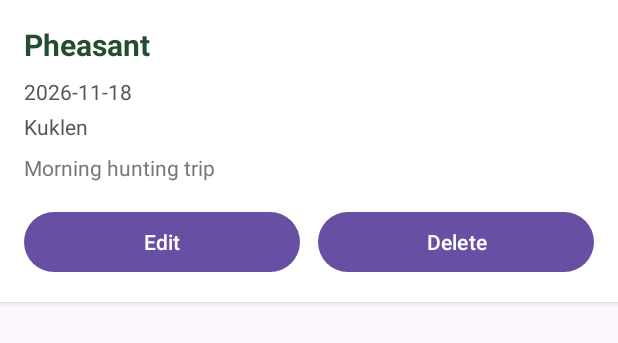
After one commit to taylyan/MobileApps2026-2401321045, an Android app: the layout item_hunting_trip.xml on its own in the app's theme, with its tools: preview values and no code run, on a phone screen of 412 x 824 dp. The commit adds this screen. Shown: the top 343 px of the screen. Run offline under Robolectric (Android 15) with nearby library versions, the phone set to English and light mode, and no system bars.

Commit message:
Journal with Room CRUD and delete

```diff
--- /dev/null
+++ b/app/src/main/res/layout/item_hunting_trip.xml
@@ -0,0 +1,72 @@
+<?xml version="1.0" encoding="utf-8"?>
+<LinearLayout
+    xmlns:android="http://schemas.android.com/apk/res/android"
+    android:layout_width="match_parent"
+    android:layout_height="wrap_content"
+    android:layout_marginBottom="12dp"
+    android:orientation="vertical"
+    android:padding="16dp"
+    android:background="#FFFFFF"
+    android:elevation="2dp">
+
+    <TextView
+        android:id="@+id/tvTripSpecies"
+        android:layout_width="match_parent"
+        android:layout_height="wrap_content"
+        android:text="Pheasant"
+        android:textColor="#234D32"
+        android:textSize="20sp"
+        android:textStyle="bold" />
+
+    <TextView
+        android:id="@+id/tvTripDate"
+        android:layout_width="match_parent"
+        android:layout_height="wrap_content"
+        android:text="2026-11-18"
+        android:textColor="#555555"
+        android:textSize="14sp"
+        android:layout_marginTop="8dp" />
+
+    <TextView
+        android:id="@+id/tvTripLocation"
+        android:layout_width="match_parent"
+        android:layout_height="wrap_content"
+        android:text="Kuklen"
+        android:textColor="#555555"
+        android:textSize="14sp"
+        android:layout_marginTop="4dp" />
+
+    <TextView
+        android:id="@+id/tvTripNotes"
+        android:layout_width="match_parent"
+        android:layout_height="wrap_content"
+        android:text="Morning hunting trip"
+        android:textColor="#777777"
+        android:textSize="14sp"
+        android:layout_marginTop="8dp" />
+
+    <LinearLayout
+        android:layout_width="match_parent"
+        android:layout_height="wrap_content"
+        android:orientation="horizontal"
+        android:layout_marginTop="16dp">
+
+        <Button
+            android:id="@+id/btnEditTrip"
+            android:layout_width="0dp"
+            android:layout_height="wrap_content"
+            android:layout_weight="1"
+            android:text="Edit" />
+
+        <Button
+            android:id="@+id/btnDeleteTrip"
+            android:layout_width="0dp"
+            android:layout_height="wrap_content"
+            android:layout_weight="1"
+            android:layout_marginStart="12dp"
+            android:text="Delete" />
+
+    </LinearLayout>
+
+
+</LinearLayout>
--- a/build.gradle.kts
+++ b/build.gradle.kts
@@ -2,4 +2,5 @@
 plugins {
     alias(libs.plugins.android.application) apply false
     id("com.google.gms.google-services") version "4.4.4" apply false
+    id("com.google.devtools.ksp") version "2.3.4" apply false
 }
```
Also changed, not shown: app/build.gradle.kts (+9 -0 lines), app/src/main/java/com/huntersstory/app/data/local/HunterDatabase.kt (added, +37 -0 lines), app/src/main/java/com/huntersstory/app/data/local/dao/HuntingTripDao.kt (added, +40 -0 lines), app/src/main/java/com/huntersstory/app/data/local/entity/HuntingTrip.kt (added, +17 -0 lines), app/src/main/java/com/huntersstory/app/data/repository/HuntingTripRepository.kt (added, +34 -0 lines), app/src/main/java/com/huntersstory/app/ui/journal/AddHuntActivity.kt (+50 -5 lines), app/src/main/java/com/huntersstory/app/ui/journal/HuntingTripAdapter.kt (added, +92 -0 lines), app/src/main/java/com/huntersstory/app/ui/journal/JournalActivity.kt (+64 -3 lines), app/src/main/java/com/huntersstory/app/ui/journal/viewmodel/HuntingTripViewModel.kt (added, +57 -0 lines), app/src/main/res/layout/activity_journal.xml (+8 -0 lines).
